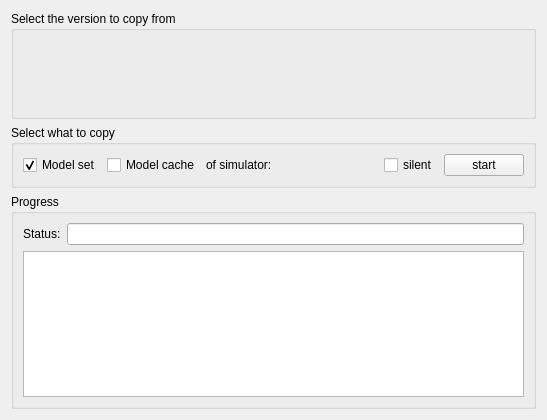
Before: the Qt Designer form src/blackgui/components/copymodelsfromotherswiftversionscomponent.ui in swift-project/pilotclient, drawn with Qt 5.
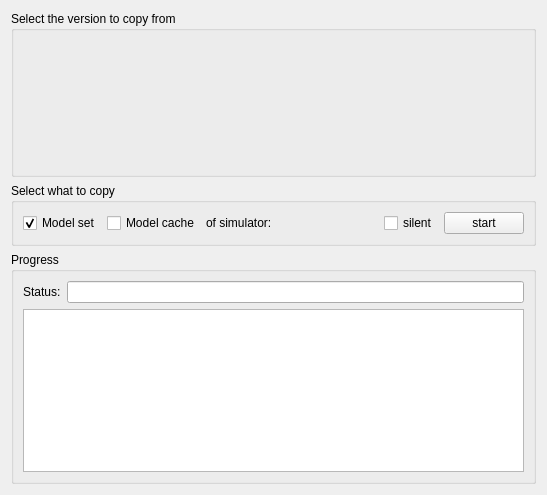
After: the same form once the commit is applied. Custom widgets are drawn as their Qt base class.

Commit message: Ref T286, "version changed" in copy models

The edit to the form file:
```diff
--- a/src/blackgui/components/copymodelsfromotherswiftversionscomponent.ui
+++ b/src/blackgui/components/copymodelsfromotherswiftversionscomponent.ui
@@ -7,13 +7,13 @@
     <x>0</x>
     <y>0</y>
     <width>508</width>
-    <height>420</height>
+    <height>495</height>
    </rect>
   </property>
   <property name="windowTitle">
    <string>Copy models from other swift versions</string>
   </property>
-  <layout class="QVBoxLayout" name="vl_CopyModelsFromOtherSwiftVersions" stretch="2,1,4">
+  <layout class="QVBoxLayout" name="vl_CopyModelsFromOtherSwiftVersions" stretch="2,1,5">
    <item>
     <widget class="QGroupBox" name="gb_OtherSwiftVersions">
      <property name="title">
@@ -25,7 +25,7 @@
         <property name="minimumSize">
          <size>
           <width>0</width>
-          <height>50</height>
+          <height>125</height>
          </size>
         </property>
        </widget>
```
The commit also changes 2 other files.
